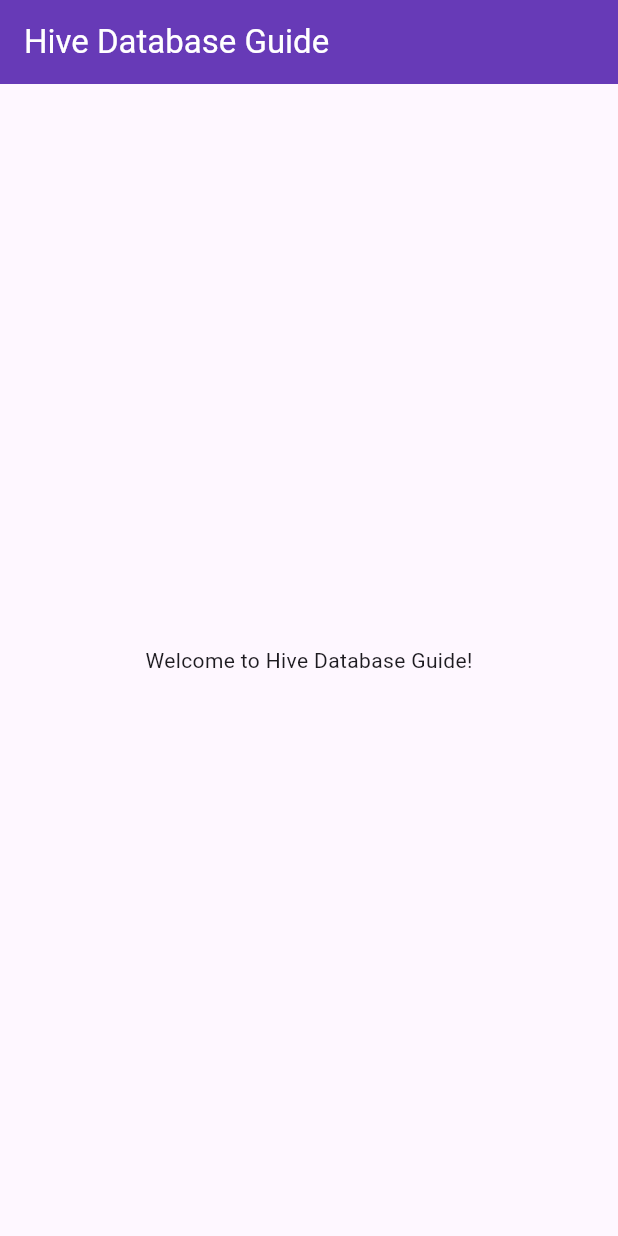
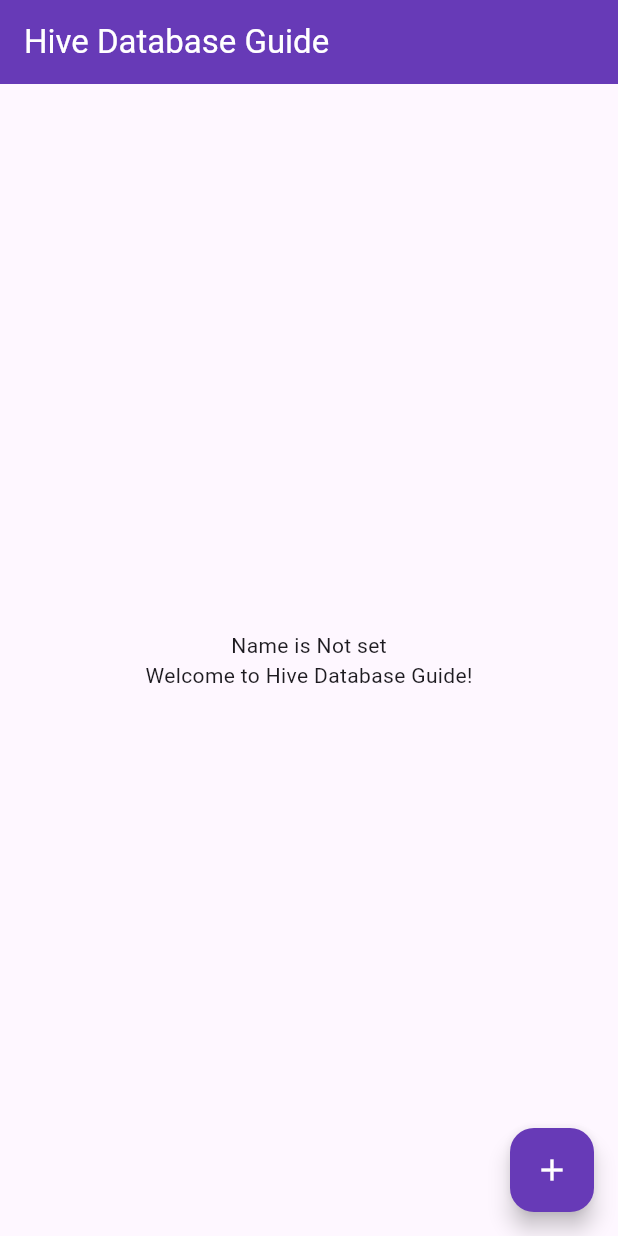
Before and after one commit to DevUsama007/hive_database_complete_guide, a Flutter app: the screen it shows after launch, on a phone screen of 412 x 824 dp. Run offline on Flutter 3.47's test engine with Material 3 defaults, Android fonts, the phone set to English and light mode, and no system bars; our stand-ins replace hive; accounts and stored records are empty.

Commit message:
basic hive code

```diff
--- a/lib/hive_guide/homepage.dart
+++ b/lib/hive_guide/homepage.dart
@@ -1,4 +1,5 @@
 import 'package:flutter/material.dart';
+import 'package:hive/hive.dart';
 
 class Homepage extends StatefulWidget {
   const Homepage({super.key});
@@ -8,6 +9,7 @@ class Homepage extends StatefulWidget {
 }
 
 class _HomepageState extends State<Homepage> {
+  String? name;
   @override
   Widget build(BuildContext context) {
     return Scaffold(
@@ -18,7 +20,27 @@ class _HomepageState extends State<Homepage> {
           style: TextStyle(color: Colors.white),
         ),
       ),
-      body: const Center(child: Text('Welcome to Hive Database Guide!')),
+      floatingActionButton: FloatingActionButton(
+        onPressed: () async {
+          var box = await Hive.openBox('intro');
+          box.put('name', "Dev Usama");
+          setState(() {
+            name = box.get('name');
+          });
+        },
+        backgroundColor: Colors.deepPurple,
+        child: const Icon(Icons.add, color: Colors.white),
+      ),
+      body: Center(
+        child: Column(
+          mainAxisAlignment: MainAxisAlignment.center,
+          crossAxisAlignment: CrossAxisAlignment.center,
+          children: [
+            Text('Name is ${name ?? "Not set"}'),
+            const Text('Welcome to Hive Database Guide!'),
+          ],
+        ),
+      ),
     );
   }
 }
```
Also changed, not shown: lib/main.dart (+6 -1 lines), 1 other file.
